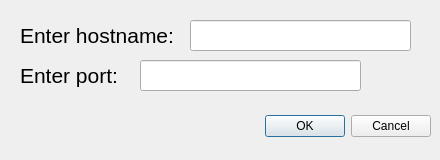
Old version of the form src/resources/UI/enter.ui in the repository abbeswrld/web.
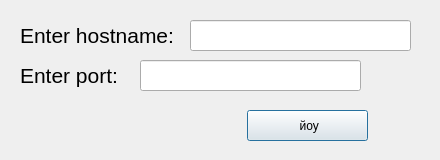
New version of the form.

Patch:
```diff
--- a/src/resources/UI/enter.ui
+++ b/src/resources/UI/enter.ui
@@ -13,22 +13,6 @@
   <property name="windowTitle">
    <string>Entrance</string>
   </property>
-  <widget class="QDialogButtonBox" name="buttonBox">
-   <property name="geometry">
-    <rect>
-     <x>90</x>
-     <y>110</y>
-     <width>341</width>
-     <height>32</height>
-    </rect>
-   </property>
-   <property name="orientation">
-    <enum>Qt::Horizontal</enum>
-   </property>
-   <property name="standardButtons">
-    <set>QDialogButtonBox::Cancel|QDialogButtonBox::Ok</set>
-   </property>
-  </widget>
   <widget class="QLabel" name="label_3">
    <property name="geometry">
     <rect>
@@ -101,6 +85,19 @@
     <string/>
    </property>
   </widget>
+  <widget class="QPushButton" name="button_confirm">
+   <property name="geometry">
+    <rect>
+     <x>247</x>
+     <y>110</y>
+     <width>121</width>
+     <height>31</height>
+    </rect>
+   </property>
+   <property name="text">
+    <string> йоу</string>
+   </property>
+  </widget>
  </widget>
  <resources/>
  <connections>
```
Left out of the diff: 35 changed lines with no effect on the pictures.
